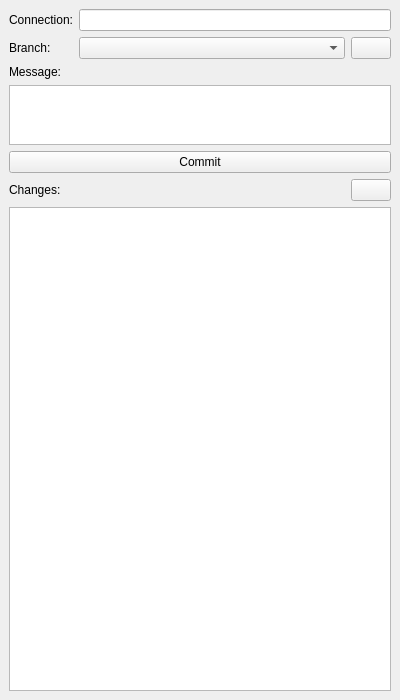
Qt form geovcs/asset/form/dock_version_manager.ui (teofilosalgado/geovcs-qgis-plugin) before a commit.
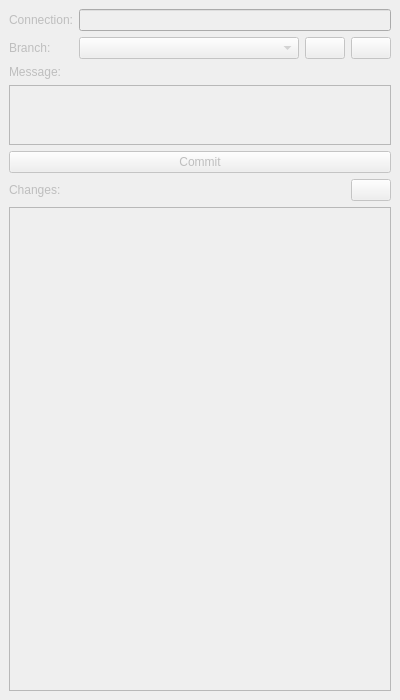
The same form after that commit.

Patch:
```diff
--- a/geovcs/asset/form/dock_version_manager.ui
+++ b/geovcs/asset/form/dock_version_manager.ui
@@ -2,6 +2,9 @@
 <ui version="4.0">
  <class>DockWidget</class>
  <widget class="QDockWidget" name="DockWidget">
+  <property name="enabled">
+   <bool>false</bool>
+  </property>
   <property name="geometry">
    <rect>
     <x>0</x>
@@ -62,6 +65,16 @@
           </property>
          </widget>
         </item>
+        <item>
+         <widget class="QPushButton" name="button_refresh_branches">
+          <property name="toolTip">
+           <string>Refresh branches.</string>
+          </property>
+          <property name="text">
+           <string/>
+          </property>
+         </widget>
+        </item>
         <item>
          <widget class="QPushButton" name="button_create_branch">
           <property name="sizePolicy">
```
Left out of the diff: 16 changed lines with no effect on the pictures.
